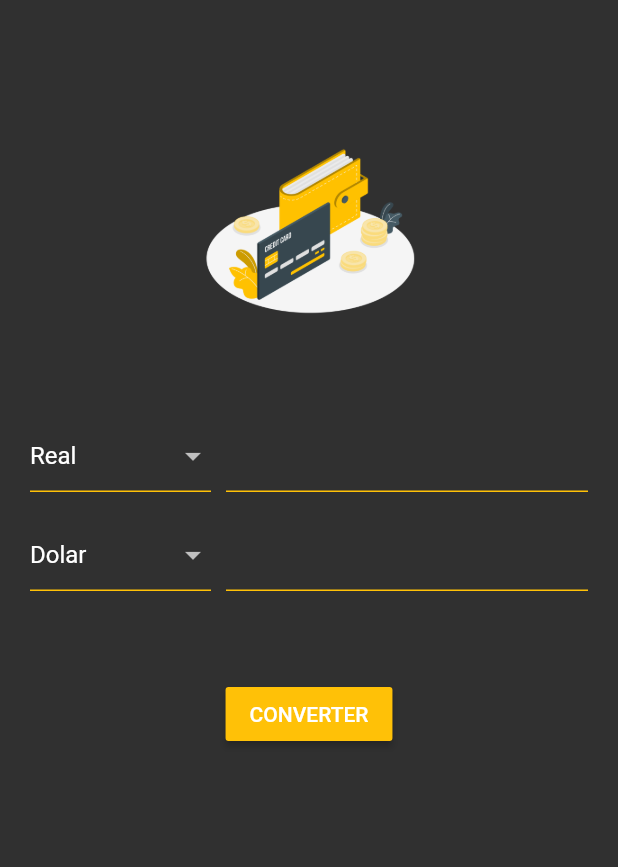
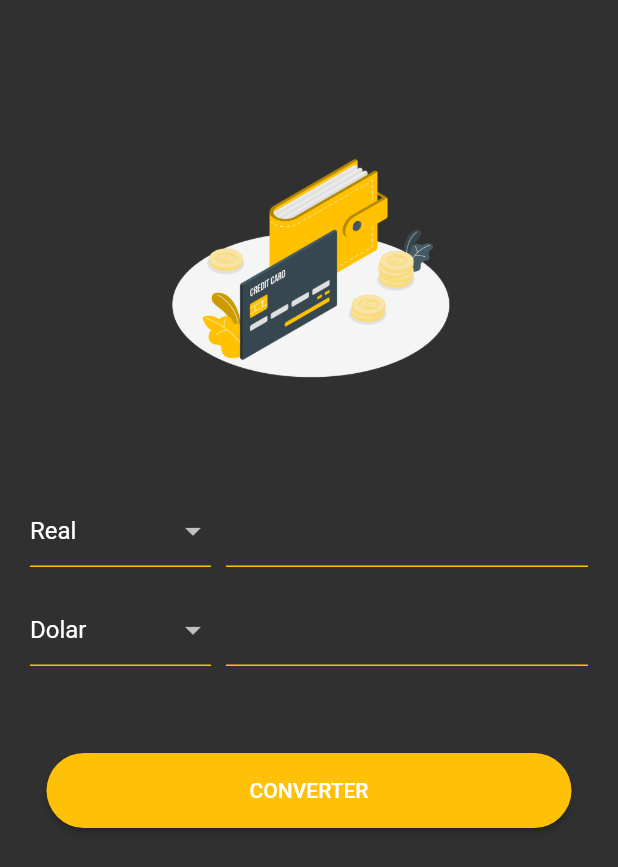
Before and after one commit to brunandrade/CurrencyConverterApp-Flutter, a Flutter app: the screen it shows after launch, on a phone screen of 412 x 824 dp. Shown: the top 867 px of the screen. Run offline on Flutter 3.47's test engine with Material 2 defaults, Android fonts, the phone set to English and light mode, and no system bars.

Commit message:
Ajustes de layout

```diff
--- a/lib/app/views/home_view.dart
+++ b/lib/app/views/home_view.dart
@@ -31,8 +31,8 @@ class _HomeViewState extends State<HomeView> {
             children: [
               Image.asset(
                 'assets/imageCoin.png',
-                width: 150,
-                height: 150,
+                width: 200,
+                height: 200,
               ),
               SizedBox(height: 50),
               CurrencyBox(
@@ -57,12 +57,18 @@ class _HomeViewState extends State<HomeView> {
                 },
               ),
               SizedBox(height: 50),
-              RaisedButton(
-                color: Colors.amber,
-                onPressed: () {
-                  currencyController.convert();
-                },
-                child: Text('CONVERTER'),
+              Container(
+                width: 350,
+                height: 50,
+                child: RaisedButton(
+                  color: Colors.amber,
+                  shape: RoundedRectangleBorder(
+                      borderRadius: BorderRadius.circular(30)),
+                  onPressed: () {
+                    currencyController.convert();
+                  },
+                  child: Text('CONVERTER'),
+                ),
               ),
             ],
           ),
--- a/pubspec.yaml
+++ b/pubspec.yaml
@@ -44,7 +44,7 @@ flutter:
 
   # To add assets to your application, add an assets section, like this:
   assets:
-    - assets/imageCoin.png
+    - assets/
 
   # An image asset can refer to one or more resolution-specific "variants", see
   # https://flutter.dev/assets-and-images/#resolution-aware.
```
Also changed, not shown: assets/print1.jpg (added), assets/print2.jpg (added), assets/print3.jpg (added), 1 other file.
